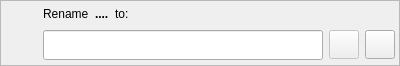
pgmodeler/pgmodeler, file libpgmodeler_ui/ui/objectrenamewidget.ui: the form before one commit.
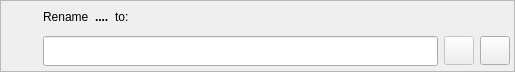
The form after the commit. Icons and pictures are not drawn.

The edit to the form file:
```diff
--- a/libpgmodeler_ui/ui/objectrenamewidget.ui
+++ b/libpgmodeler_ui/ui/objectrenamewidget.ui
@@ -6,8 +6,8 @@
    <rect>
     <x>0</x>
     <y>0</y>
-    <width>400</width>
-    <height>66</height>
+    <width>515</width>
+    <height>72</height>
    </rect>
   </property>
   <property name="sizePolicy">
```
Left out of the diff: 52 changed lines with no effect on the pictures.
